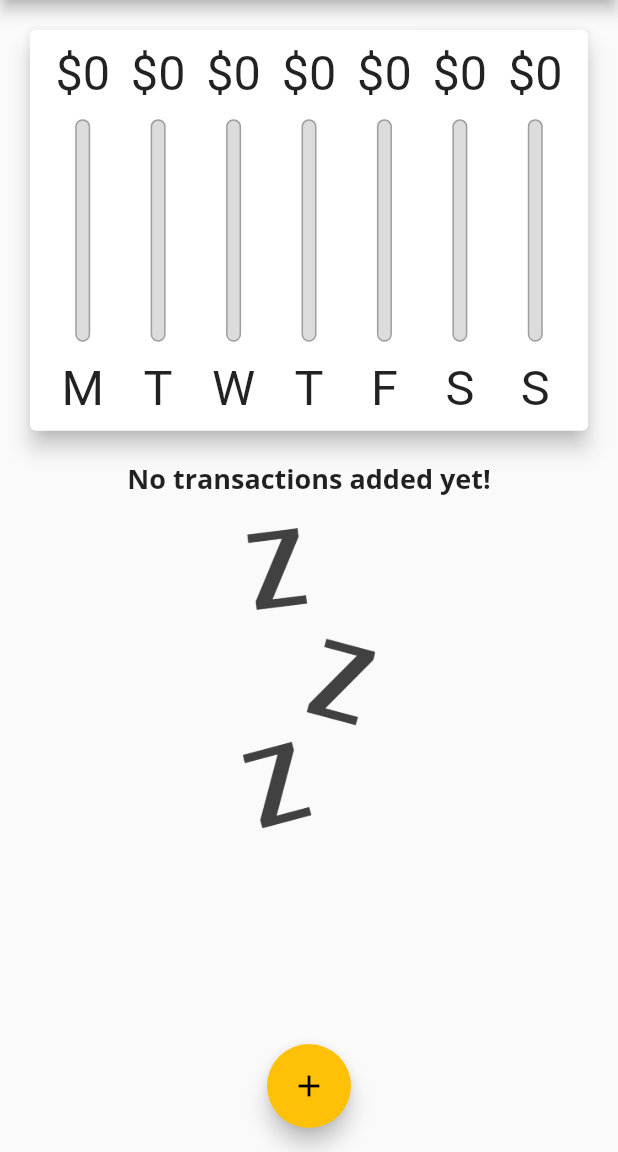
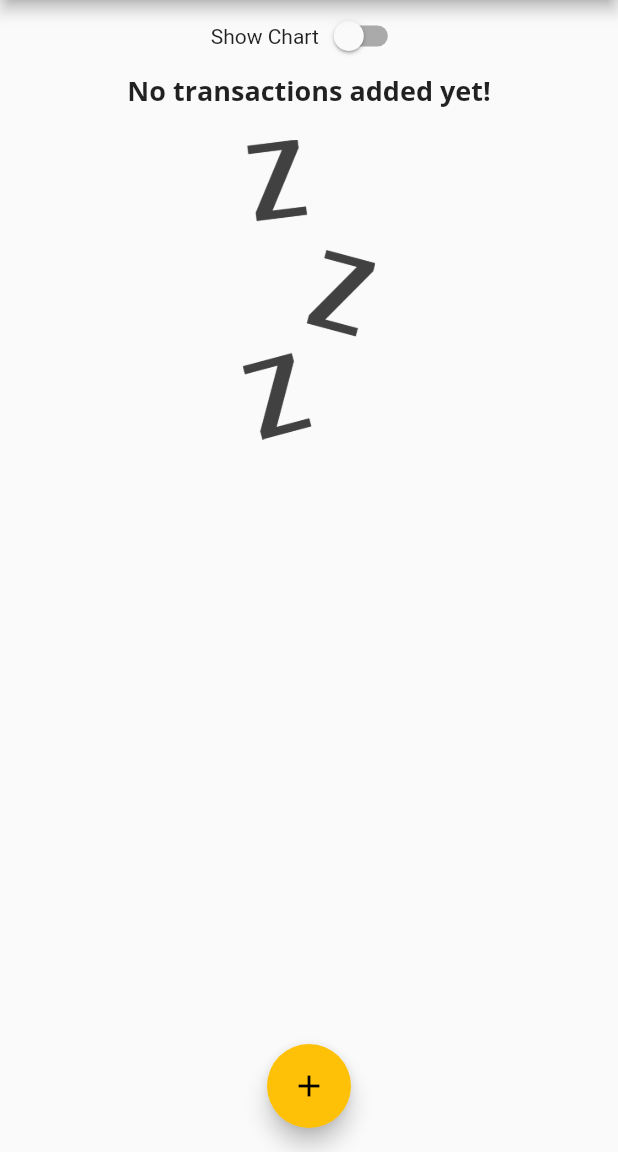
Before and after one commit to leandrouti/flutter-expense-planner, a Flutter app: the screen it shows after launch, on a phone screen of 412 x 824 dp, the part 84-1236 px from its top. Run offline on Flutter 3.47's test engine with Material 2 defaults, Android fonts, the phone set to English and light mode, and no system bars.

Commit message:
[change] implementing landscape mode

```diff
--- a/lib/main.dart
+++ b/lib/main.dart
@@ -6,11 +6,11 @@ import './widgets/new_transaction.dart';
 import './widgets/transaction_list.dart';
 
 void main() {
-  WidgetsFlutterBinding.ensureInitialized();
-  SystemChrome.setPreferredOrientations([
-    DeviceOrientation.portraitUp,
-    DeviceOrientation.portraitDown,
-  ]);
+  // WidgetsFlutterBinding.ensureInitialized();
+  // SystemChrome.setPreferredOrientations([
+  //   DeviceOrientation.portraitUp,
+  //   DeviceOrientation.portraitDown,
+  // ]);
   runApp(MyApp());
 }
 
@@ -59,6 +59,7 @@ class MyHomePage extends StatefulWidget {
 
 class _MyHomePageState extends State<MyHomePage> {
   final List<Transaction> _userTransactions = [];
+  bool _showChart = false;
 
   void _addNewTransaction(String title, double amount, DateTime date) {
     final newTx = Transaction(
@@ -120,14 +121,30 @@ class _MyHomePageState extends State<MyHomePage> {
         child: Column(
           crossAxisAlignment: CrossAxisAlignment.stretch,
           children: <Widget>[
-            Container(
-              height: layoutHeight * 0.4,
-              child: Chart(_recentTransactions),
+            Row(
+              mainAxisAlignment: MainAxisAlignment.center,
+              children: [
+                Text('Show Chart'),
+                Switch(
+                  value: _showChart,
+                  onChanged: (value) {
+                    setState(() {
+                      _showChart = value;
+                    });
+                  },
+                ),
+              ],
             ),
-            Container(
-              height: layoutHeight * 0.6,
-              child: TransactionList(_userTransactions, _deleteTransaction),
-            ),
+            _showChart
+                ? Container(
+                    height: layoutHeight * 0.7,
+                    child: Chart(_recentTransactions),
+                  )
+                : Container(
+                    height: layoutHeight * 0.6,
+                    child:
+                        TransactionList(_userTransactions, _deleteTransaction),
+                  ),
           ],
         ),
       ),
```
